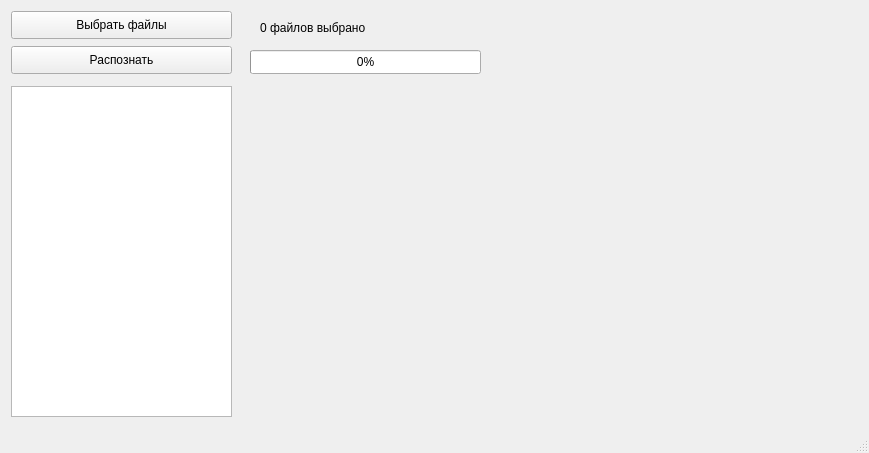
Old version of the form ui/window.ui in the repository gle8098/diagram-recognition.
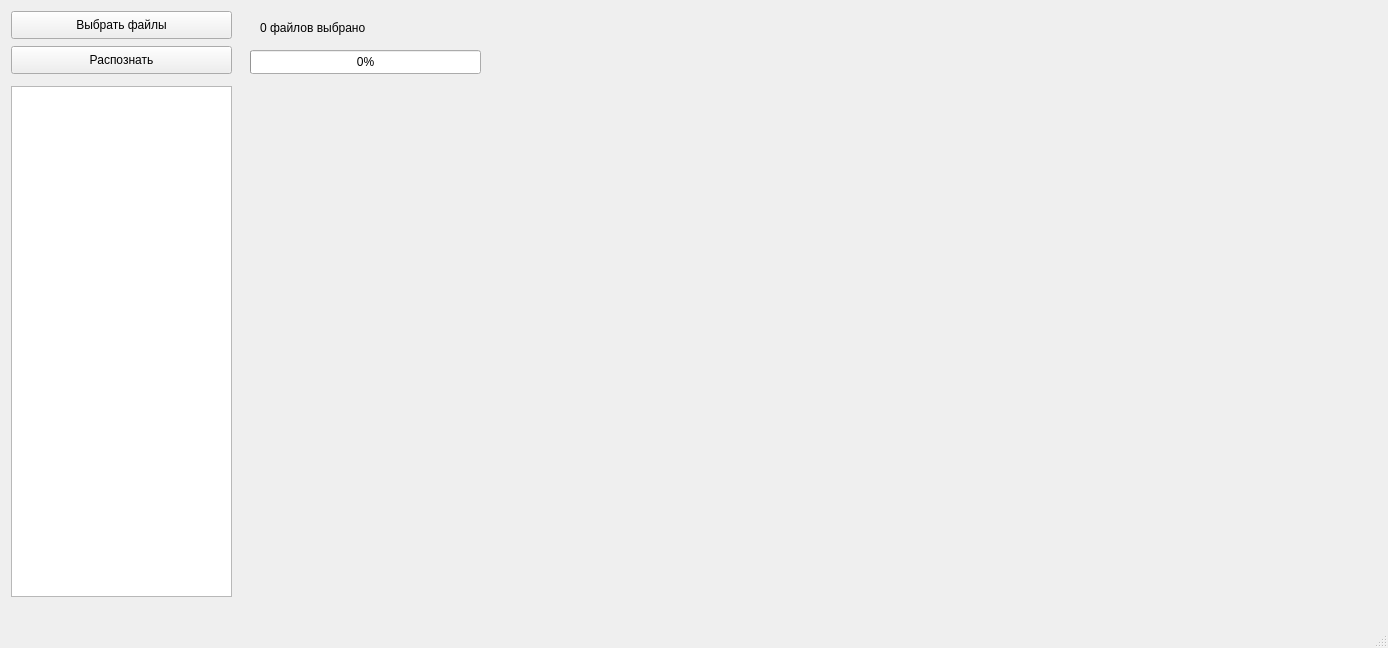
New version of the form.

Diff of the .ui file:
```diff
--- a/ui/window.ui
+++ b/ui/window.ui
@@ -6,8 +6,8 @@
    <rect>
     <x>0</x>
     <y>0</y>
-    <width>869</width>
-    <height>453</height>
+    <width>1388</width>
+    <height>648</height>
    </rect>
   </property>
   <property name="windowTitle">
@@ -49,7 +49,7 @@
       <x>11</x>
       <y>86</y>
       <width>221</width>
-      <height>331</height>
+      <height>511</height>
      </rect>
     </property>
     <property name="readOnly">
@@ -87,8 +87,8 @@
      <rect>
       <x>247</x>
       <y>86</y>
-      <width>611</width>
-      <height>331</height>
+      <width>1131</width>
+      <height>511</height>
      </rect>
     </property>
    </widget>
```
